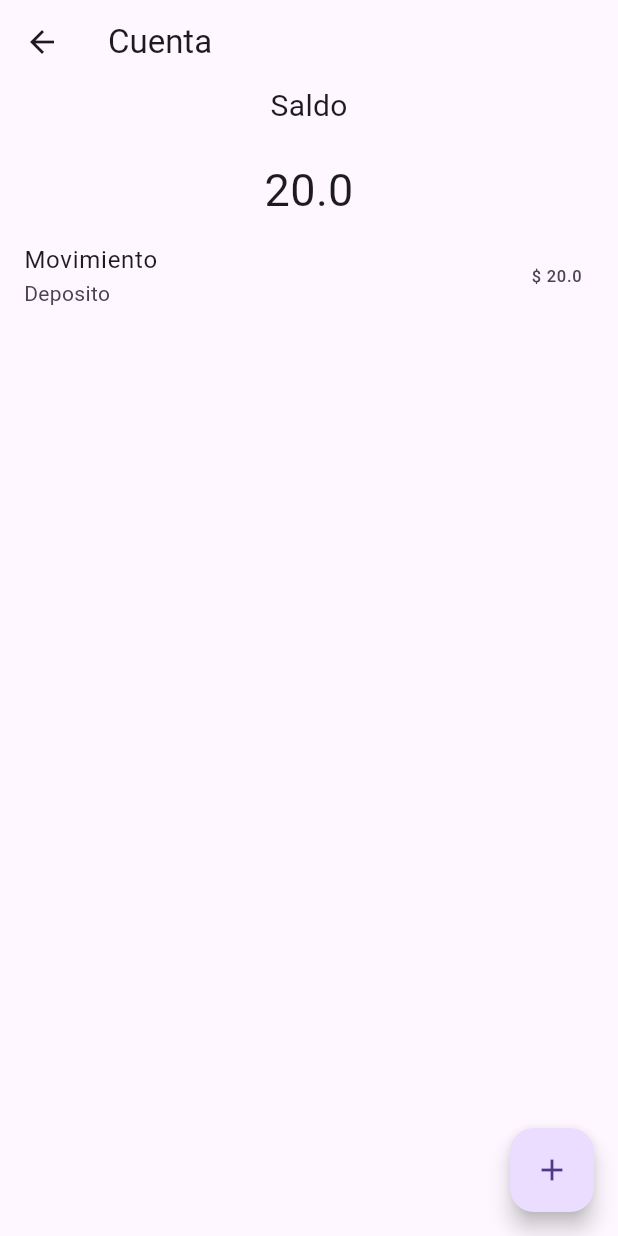
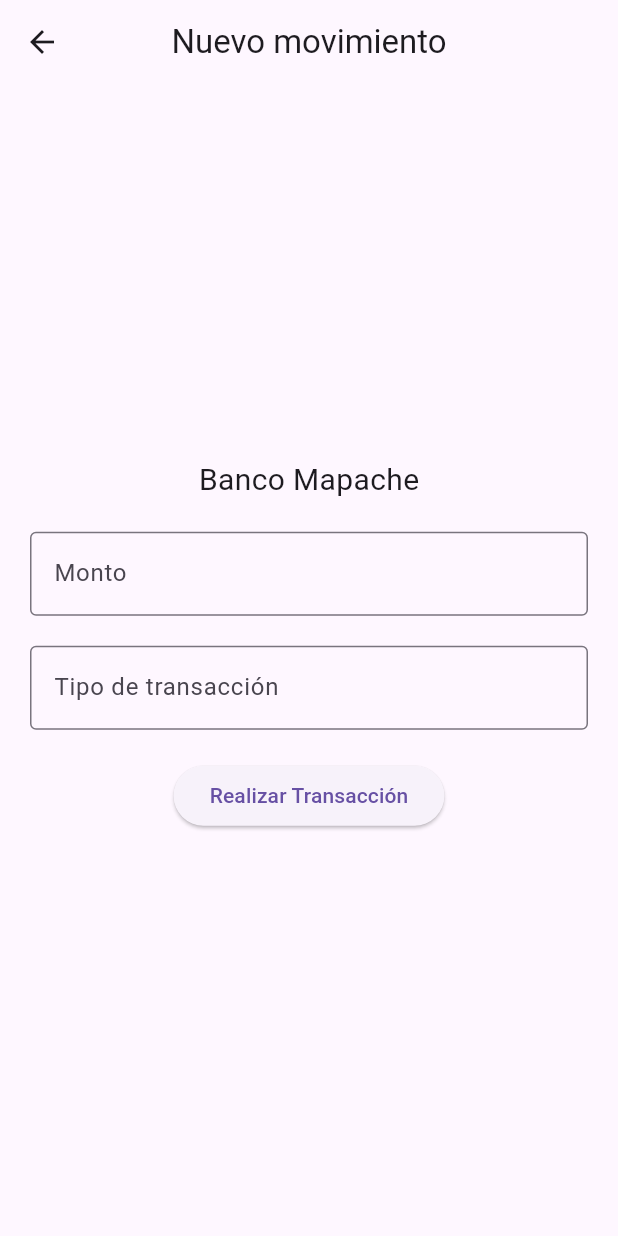
Before and after one commit to isEduardo13/JQ4B-Moviles, a Flutter app: the PrincipalSceen screen opened by its route, after a tap on the "add" icon, on a phone screen of 412 x 824 dp. Run offline on Flutter 3.47's test engine with Material 3 defaults, Android fonts, the phone set to English and light mode, and no system bars; our stand-ins replace cloud_firestore, equatable, firebase_auth, firebase_core, flutter_bloc, flutter_smart_dialog and 2 more; accounts and stored records are empty.

Commit message:
Añadir funcionalidad de retiro y transacción en la gestión de cuentas bancarias. Implementar la pantalla de transacciones y actualizar la navegación en la pantalla principal.

```diff
--- a/lib/main.dart
+++ b/lib/main.dart
@@ -20,6 +20,7 @@ import 'package:holaflutter/unidad_3/camara_practica/CamaraScreen.dart';
 import 'package:holaflutter/unidad_3/practica_bloc/bloc/bank_account_bloc.dart';
 import 'package:holaflutter/unidad_3/practica_bloc/screens/Principal.dart';
 import 'package:holaflutter/unidad_3/practica1/screens/PrincipalScreen.dart';
+import 'package:holaflutter/unidad_3/practica_bloc/screens/transaccion_screen.dart';
 import 'package:holaflutter/unidad_3/productos_practica/Screens/actualizar_screen.dart';
 import 'package:holaflutter/unidad_3/productos_practica/Screens/agregar_screen.dart';
 import 'package:holaflutter/unidad_3/productos_practica/Screens/carrito_screen.dart';
@@ -108,6 +109,8 @@ class MyMaterialApp extends StatelessWidget {
         '/Unidad_3/productos': (context) => const ProductosScreen(),
         '/Unidad_3/practica1': (context) => const PrincipalscreenExamen(),
         '/Unidad_3/practica_bloc': (context) => PrincipalSceen(),
+        '/Unidad_3/practica_bloc/transaccion': (context) =>
+            const TransaccionScreen(),
       },
       initialRoute: '/principal',
     );
--- a/lib/unidad_3/practica_bloc/bloc/bank_account_bloc.dart
+++ b/lib/unidad_3/practica_bloc/bloc/bank_account_bloc.dart
@@ -12,5 +12,10 @@ class BankAccountBloc extends Bloc<BankAccountEvent, BankAccountState> {
         transactions: [...state.transactions, event.transaction],
       ));
     });
+    on<WithdrawEvent>((event, emit) {
+      emit(state.copyWith(
+        transactions: [...state.transactions, event.transaction],
+      ));
+    });
   }
 }
--- a/lib/unidad_3/practica_bloc/bloc/bank_account_event.dart
+++ b/lib/unidad_3/practica_bloc/bloc/bank_account_event.dart
@@ -9,3 +9,9 @@ class DepositEvent extends BankAccountEvent {
 
   DepositEvent({required this.transaction});
 }
+
+class WithdrawEvent extends BankAccountEvent {
+  final Transaction transaction;
+
+  WithdrawEvent({required this.transaction});
+}
--- a/lib/unidad_3/practica_bloc/screens/Principal.dart
+++ b/lib/unidad_3/practica_bloc/screens/Principal.dart
@@ -11,12 +11,14 @@ class PrincipalSceen extends StatelessWidget {
     return Scaffold(
       appBar: AppBar(
         title: const Text('Cuenta'),
+        centerTitle: true,
       ),
       floatingActionButton: FloatingActionButton(
         onPressed: () {
-          context.read<BankAccountBloc>().add(DepositEvent(
-              transaction:
-                  Transaction(amount: 20, transactionType: "Deposito")));
+          Navigator.pushNamed(
+            context,
+            "/Unidad_3/practica_bloc/transaccion",
+          );
         },
         child: const Icon(Icons.add),
       ),
@@ -32,7 +34,9 @@ class PrincipalSceen extends StatelessWidget {
           ),
           context.select((BankAccountBloc account) => Text(
               account.state.balance.toString(),
-              style: const TextStyle(fontSize: 30))),
+              style: account.state.balance < 0
+                  ? const TextStyle(fontSize: 30, color: Colors.red)
+                  : const TextStyle(fontSize: 30))),
           Expanded(
             child: ListView.builder(
                 itemCount:
@@ -44,7 +48,9 @@ class PrincipalSceen extends StatelessWidget {
                         .read<BankAccountBloc>()
                         .state
                         .transactions[index]
-                        .transactionType!),
+                        .transactionType!
+                        .toLowerCase()
+                        .replaceAll(RegExp("deposito"), "depósito")),
                     trailing: Text(
                         "\$ ${context.read<BankAccountBloc>().state.transactions[index].amount}"),
                   );
--- /dev/null
+++ b/lib/unidad_3/practica_bloc/screens/transaccion_screen.dart
@@ -0,0 +1,119 @@
+import 'package:flutter/material.dart';
+import 'package:flutter_bloc/flutter_bloc.dart';
+import 'package:holaflutter/unidad_3/practica_bloc/bloc/bank_account_bloc.dart';
+import 'package:holaflutter/unidad_3/practica_bloc/models/transaction.dart';
+
+class TransaccionScreen extends StatelessWidget {
+  const TransaccionScreen({super.key});
+
+  @override
+  Widget build(BuildContext context) {
+    var controllermonto = TextEditingController();
+    var controllerTipoTransaccion = TextEditingController();
+    final formKey = GlobalKey<FormState>();
+    return Scaffold(
+      appBar: AppBar(
+        title: const Text("Nuevo movimiento"),
+        centerTitle: true,
+      ),
+      body: Center(
+        child: Form(
+          key: formKey,
+          child: Column(
+            mainAxisAlignment: MainAxisAlignment.center,
+            children: [
+              const Text(
+                "Banco Mapache",
+                style: TextStyle(fontSize: 20),
+              ),
+              const SizedBox(
+                height: 20,
+              ),
+              Padding(
+                padding: const EdgeInsets.only(left: 20, right: 20),
+                child: TextFormField(
+                  validator: (value) {
+                    if (value!.isEmpty) {
+                      return 'Campo requerido';
+                    }
+                    return null;
+                  },
+                  keyboardType: TextInputType.number,
+                  controller: controllermonto,
+                  decoration: const InputDecoration(
+                    border: OutlineInputBorder(),
+                    labelText: "Monto",
+                  ),
+                ),
+              ),
+              const SizedBox(
+                height: 20,
+              ),
+              Padding(
+                padding: const EdgeInsets.only(left: 20, right: 20),
+                child: TextFormField(
+                  validator: (value) {
+                    if (value!.isEmpty) {
+                      return 'Campo requerido';
+                    }
+                    final auxString = value
+                        .toLowerCase()
+                        .replaceAll(RegExp("depósito"), "deposito");
+                    if (auxString != "retiro" && auxString != "deposito") {
+                      return "Campo debe ser retiro o depósito";
+                    }
+                    return null;
+                  },
+                  keyboardType: TextInputType.text,
+                  controller: controllerTipoTransaccion,
+                  decoration: const InputDecoration(
+                    border: OutlineInputBorder(),
+                    labelText: "Tipo de transacción",
+                  ),
+                ),
+              ),
+              const SizedBox(
+                height: 20,
+              ),
+              ElevatedButton(
+                onPressed: () {
+                  if (formKey.currentState!.validate()) {
+                    final auxString = controllerTipoTransaccion.text
+                        .toLowerCase()
+                        .replaceAll(RegExp("depósito"), "deposito");
+                    if (auxString == "deposito") {
+                      context.read<BankAccountBloc>().add(DepositEvent(
+                          transaction: Transaction(
+                              transactionType: (controllerTipoTransaccion
+                                  .value.text
+                                  .toLowerCase()
+                                  .replaceAll(RegExp("depósito"), "deposito")),
+                              amount: double.tryParse(
+                                  controllermonto.value.text))));
+                      Navigator.pop(context);
+                    } else {
+                      context.read<BankAccountBloc>().add(WithdrawEvent(
+                          transaction: Transaction(
+                              transactionType: controllerTipoTransaccion
+                                  .value.text
+                                  .toLowerCase(),
+                              amount: -double.tryParse(
+                                  controllermonto.value.text)!)));
+                      Navigator.pop(context);
+                    }
+                  } else {
+                    return;
+                  }
+                },
+                child: const Text("Realizar Transacción"),
+              ),
+              const SizedBox(
+                height: 20,
+              ),
+            ],
+          ),
+        ),
+      ),
+    );
+  }
+}
```
